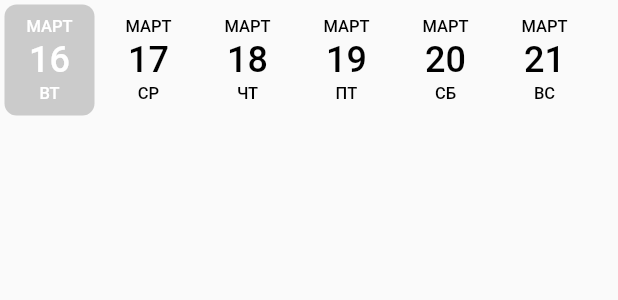
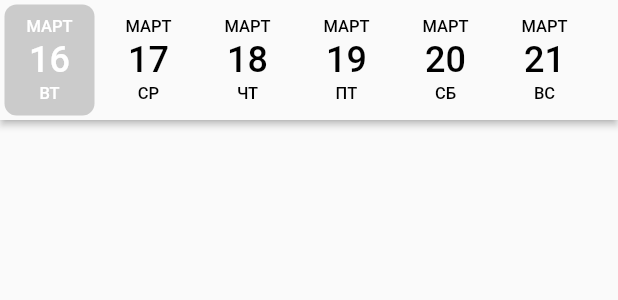
Before and after one commit to mozochek/sports_complex_app, a Flutter app: the WorkoutsDatePickerLine widget shown alone on an empty page, opened directly with empty values, on a phone screen of 412 x 824 dp. Shown: the top 300 px of the screen. Run offline on Flutter 3.47's test engine with Material 2 defaults, Android fonts, the phone set to English and light mode, and no system bars; drawn by our look-alikes of date_picker_timeline; our stand-ins replace cloud_firestore, firebase_auth, firebase_core, get_it, hive, hive_flutter and 2 more; accounts and stored records are empty.

Commit message:
Add elevation

```diff
--- a/lib/src/presentation/workouts/widgets/workouts_date_picker_line.dart
+++ b/lib/src/presentation/workouts/widgets/workouts_date_picker_line.dart
@@ -13,13 +13,16 @@ class WorkoutsDatePickerLine extends StatelessWidget {
 
   @override
   Widget build(BuildContext context) {
-    return DatePicker(
+    return Material(
+      elevation: 2.0,
+      child: DatePicker(
         DateTime.now(),
         daysCount: 14,
         // TODO: check when null provided
         initialSelectedDate: initialSelectedDate ?? DateTime.now(),
         onDateChange: onDateChange,
         locale: 'ru_RU',
+      ),
     );
   }
 }
```
Lines whose indentation alone changed are shown as unchanged.
